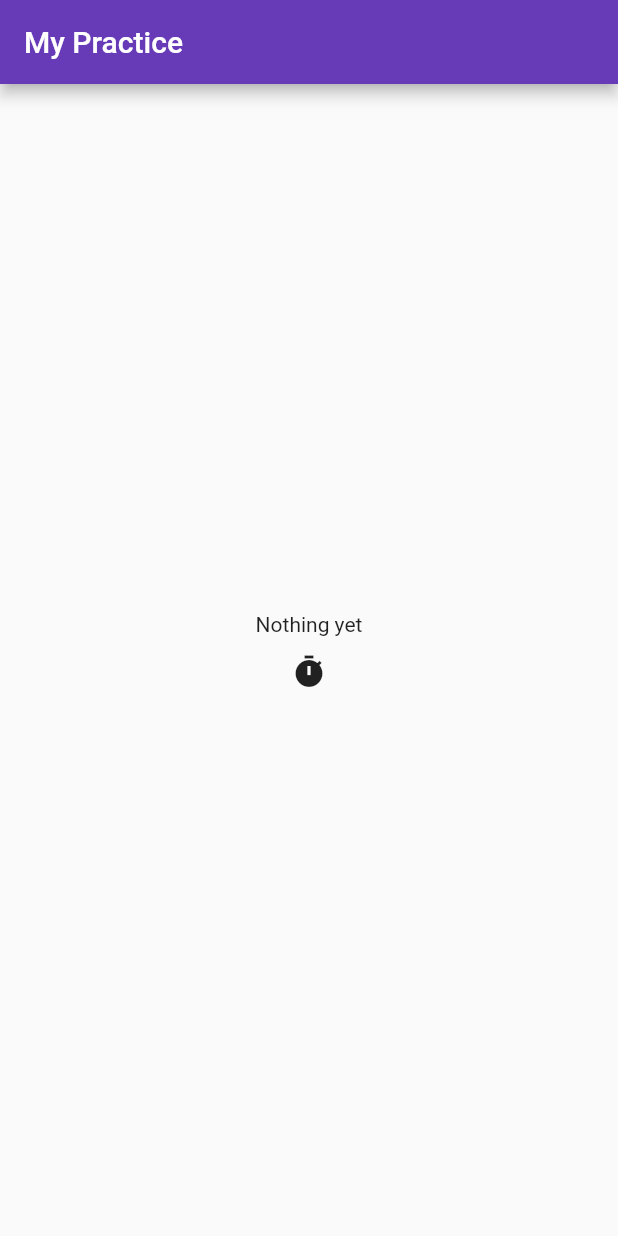
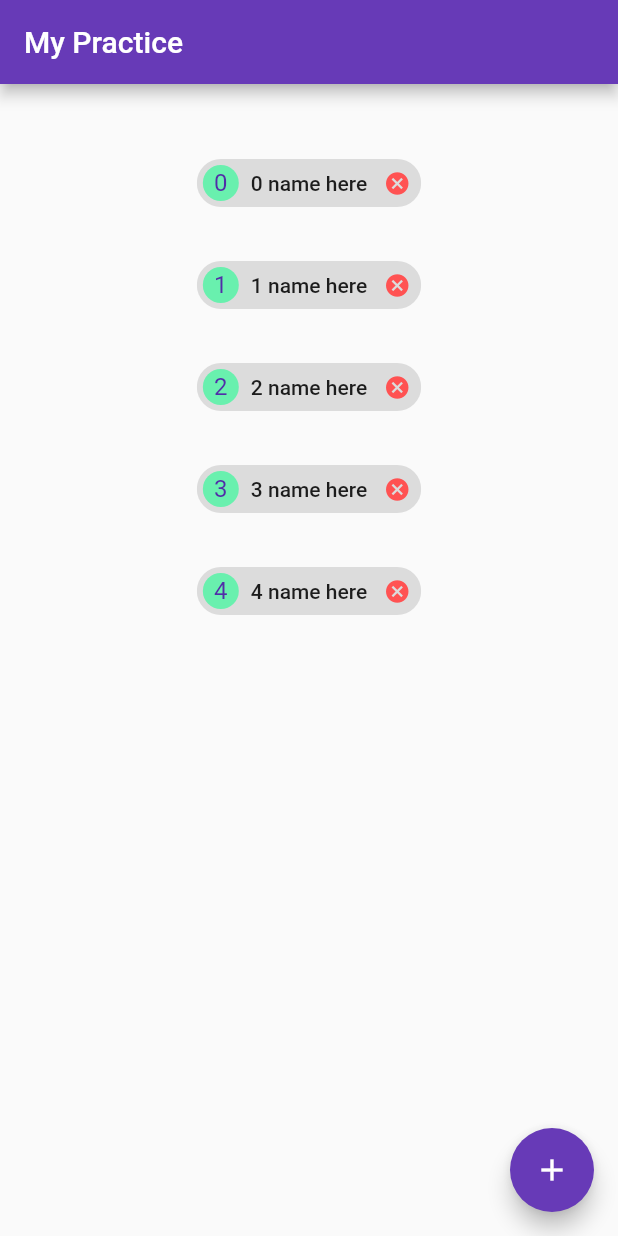
Before and after one commit to pr0mila/Flutter-Practice, a Flutter app: the screen it shows after launch, on a phone screen of 412 x 824 dp. Run offline on Flutter 3.47's test engine with Material 2 defaults, Android fonts, the light colour scheme and no system bars.

Commit message:
chips, keys, children

```diff
--- a/lib/main.dart
+++ b/lib/main.dart
@@ -30,14 +30,6 @@ class MyApp extends StatelessWidget {
 class MyHomePage extends StatefulWidget {
   MyHomePage({Key? key, required this.title}) : super(key: key);
 
-  // This widget is the home page of your application. It is stateful, meaning
-  // that it has a State object (defined below) that contains fields that affect
-  // how it looks.
-
-  // This class is the configuration for the state. It holds the values (in this
-  // case the title) provided by the parent (in this case the App widget) and
-  // used by the build method of the State. Fields in a Widget subclass are
-  // always marked "final".
 
   final String title;
 
@@ -46,39 +38,68 @@ class MyHomePage extends StatefulWidget {
 }
 
 class _MyHomePageState extends State<MyHomePage> {
-  String _value = 'Nothing yet';
+  //String _value = 'Nothing yet';
+  int counter = 0;
+  List<Widget> _list = [];
+  void initState() {
+    for (int i = 0; i < 5; i++) {
+      Widget child = _newitem(i);
+      _list.add(child);
+    }
+  }
 
-  void _onpressed() {
-    setState(() {
-      _value = new DateTime.now().toString();
-    });
+  void _onPressed() {
+    Widget child = _newitem(counter);
+    setState(() => _list.add(child));
   }
+
+  Widget _newitem(int i) {
+    Key key = new Key('_item ${i}');
+    Container child = new Container(
+      key: key,
+      padding: new EdgeInsets.all(10.0),
+      child: new Chip(
+        label: new Text('${i} name here'),
+        deleteIconColor: Colors.redAccent,
+        deleteButtonTooltipMessage: 'Delete',
+        onDeleted: () => _removeitem(key),
+        avatar: CircleAvatar(
+            backgroundColor: Colors.greenAccent, child: new Text(i.toString())),
+      ),
+    );
+    counter++;
+    return child;
+  }
+
+  void _removeitem(Key key) {
+    for (int i = 0; i < _list.length; i++) {
+      Widget child = _list.removeAt(i);
+      print('Removing ${key.toString()} ');
+    }
+  }
+
+
 
   @override
   Widget build(BuildContext context) {
-
     return Scaffold(
         appBar: AppBar(
           // Here we take the value from the MyHomePage object that was created by
           // the App.build method, and use it to set our appbar title.
           title: Text(widget.title),
         ),
-      body: Center(
-        // Center is a layout widget. It takes a single child and positions it
-        // in the middle of the parent.
-        child: Column(
-          mainAxisAlignment: MainAxisAlignment.center,
-          children: [
-            new Text(_value),
-            new IconButton(
-              icon: new Icon(Icons.timer),
-              onPressed: _onpressed,
-              tooltip: 'Click me',
-
-            )],
+        floatingActionButton: new FloatingActionButton(
+          onPressed: _onPressed,
+          child: new Icon(Icons.add),
+        ),
+        body: new Container(
+            padding: new EdgeInsets.all(32.0),
+            child: new Center(
+              child: new Column(
+                children: _list,
 
               ),
-      ),
+            ))
         // This trailing comma makes auto-formatting nicer for build methods.
         );
   }
```
Lines whose indentation alone changed are shown as unchanged.
